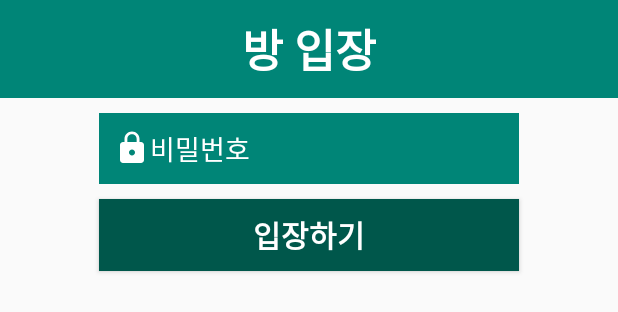
After one commit to NAMSOO-KIM/Anabada3, an Android app: the layout activity_room_join.xml on its own in the app's theme, with its tools: preview values and no code run, on a phone screen of 412 x 824 dp. The commit adds this screen. Shown: the top 312 px of the screen. Run offline under Robolectric (Android 15) with nearby library versions, the phone set to English and light mode, and no system bars.

Commit message:
RoomRegister

```diff
--- a/app/build.gradle
+++ b/app/build.gradle
@@ -25,6 +25,8 @@ dependencies {
     implementation 'androidx.constraintlayout:constraintlayout:1.1.3'
     implementation 'androidx.legacy:legacy-support-v4:1.0.0'
     implementation 'com.google.android.material:material:1.0.0'
+    implementation 'androidx.annotation:annotation:1.1.0'
+    implementation 'androidx.lifecycle:lifecycle-extensions:2.0.0'
     testImplementation 'junit:junit:4.12'
     androidTestImplementation 'androidx.test:runner:1.2.0'
     androidTestImplementation 'androidx.test.espresso:espresso-core:3.2.0'
--- a/app/src/main/res/layout/activity_room.xml
+++ b/app/src/main/res/layout/activity_room.xml
@@ -4,7 +4,9 @@
     android:layout_width="match_parent"
     android:layout_height="match_parent"
     android:orientation="vertical"
-    tools:context=".RoomActivity">
+    android:layout_marginTop="10dp"
+    tools:context=".RoomActivity"
+    >
 
     <LinearLayout
         android:layout_width="match_parent"
--- /dev/null
+++ b/app/src/main/res/layout/activity_room_join.xml
@@ -0,0 +1,69 @@
+<?xml version="1.0" encoding="utf-8"?>
+<RelativeLayout xmlns:android="http://schemas.android.com/apk/res/android"
+    xmlns:app="http://schemas.android.com/apk/res-auto"
+    xmlns:tools="http://schemas.android.com/tools"
+    android:orientation="vertical"
+    android:layout_width="match_parent"
+    android:layout_height="match_parent"
+    tools:context=".RoomJoin"
+    >
+    <LinearLayout
+        android:layout_width="match_parent"
+        android:layout_height="match_parent"
+        android:orientation="vertical">
+        <LinearLayout
+            android:layout_width="match_parent"
+            android:layout_height="wrap_content"
+            android:orientation="vertical"
+            android:background="@color/colorPrimary">
+
+            <TextView
+                android:layout_width="wrap_content"
+                android:layout_height="wrap_content"
+                android:layout_gravity="center"
+                android:text ="방 입장"
+                android:textColor="#ffffff"
+                android:textSize="30dp"
+                android:textStyle="bold"
+                android:layout_marginTop="10dp"
+                android:layout_marginBottom="10dp"/>
+        </LinearLayout>
+
+        <LinearLayout
+            android:layout_width="match_parent"
+            android:layout_height="156dp"
+            android:orientation="vertical">
+
+
+            <EditText
+                android:id="@+id/passwordText"
+                android:layout_width="280dp"
+                android:layout_height="wrap_content"
+                android:layout_gravity="center"
+                android:layout_marginTop="10dp"
+                android:background="@color/colorPrimary"
+                android:drawableStart="@drawable/ic_https_black_24dp"
+                android:drawableLeft="@drawable/ic_https_black_24dp"
+                android:hint="비밀번호"
+                android:inputType="text"
+                android:padding="10dp"
+                android:textColor="#ffffff"
+                android:textColorHint="#ffffff" />
+
+
+            <Button
+                android:id="@+id/room_joinButton"
+                android:layout_width="280dp"
+                android:layout_height="wrap_content"
+                android:layout_gravity="center"
+                android:layout_marginTop="10dp"
+                android:background="@color/colorPrimaryDark"
+                android:text="입장하기"
+                android:textColor="#ffffff"
+                android:textSize="20dp"
+                android:textStyle="bold" />
+
+        </LinearLayout>
+    </LinearLayout>
+
+</RelativeLayout>
--- a/app/src/main/res/layout/activity_room_register.xml
+++ b/app/src/main/res/layout/activity_room_register.xml
@@ -76,7 +76,7 @@
             android:text="방 만들기"
             android:layout_marginTop="10dp"
             android:layout_gravity="center"
-            android:id="@+id/registerButton"/>
+            android:id="@+id/room_registerButton"/>
 
     </LinearLayout>
 </LinearLayout>
--- a/app/src/main/res/values/dimens.xml
+++ b/app/src/main/res/values/dimens.xml
@@ -1,3 +1,6 @@
 <resources>
     <dimen name="fab_margin">16dp</dimen>
+    <!-- Default screen margins, per the Android Design guidelines. -->
+    <dimen name="activity_horizontal_margin">16dp</dimen>
+    <dimen name="activity_vertical_margin">16dp</dimen>
 </resources>
```
Also changed, not shown: app/src/main/AndroidManifest.xml (+6 -1 lines), app/src/main/java/com/example/anabada/BoardActivity.java (added, +14 -0 lines), app/src/main/java/com/example/anabada/Room.java (added, +21 -0 lines), app/src/main/java/com/example/anabada/RoomActivity.java (+119 -3 lines), app/src/main/java/com/example/anabada/RoomJoin.java (added, +22 -0 lines), app/src/main/java/com/example/anabada/RoomListAdapter.java (added, +45 -0 lines), app/src/main/java/com/example/anabada/RoomRegisterActivity.java (+24 -17 lines), app/src/main/java/com/example/anabada/RoomRegisterRequest.java (+4 -4 lines), app/src/main/res/drawable/ic_group_black_24dp.xml (added, +9 -0 lines), app/src/main/res/layout/activity_board.xml (added, +9 -0 lines), app/src/main/res/layout/fragment_game.xml (deleted, +0 -14 lines), app/src/main/res/layout/fragment_room.xml (deleted, +0 -49 lines), app/src/main/res/layout/fragment_schedule.xml (deleted, +0 -14 lines), app/src/main/res/layout/room.xml (added, +39 -0 lines), 1 more files.
